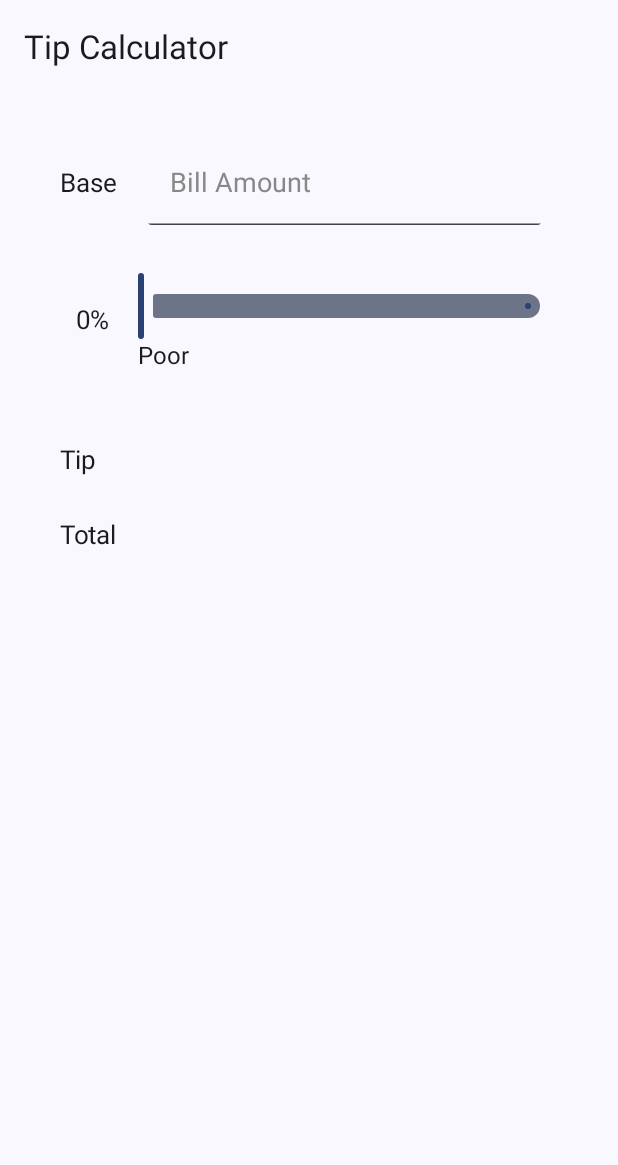
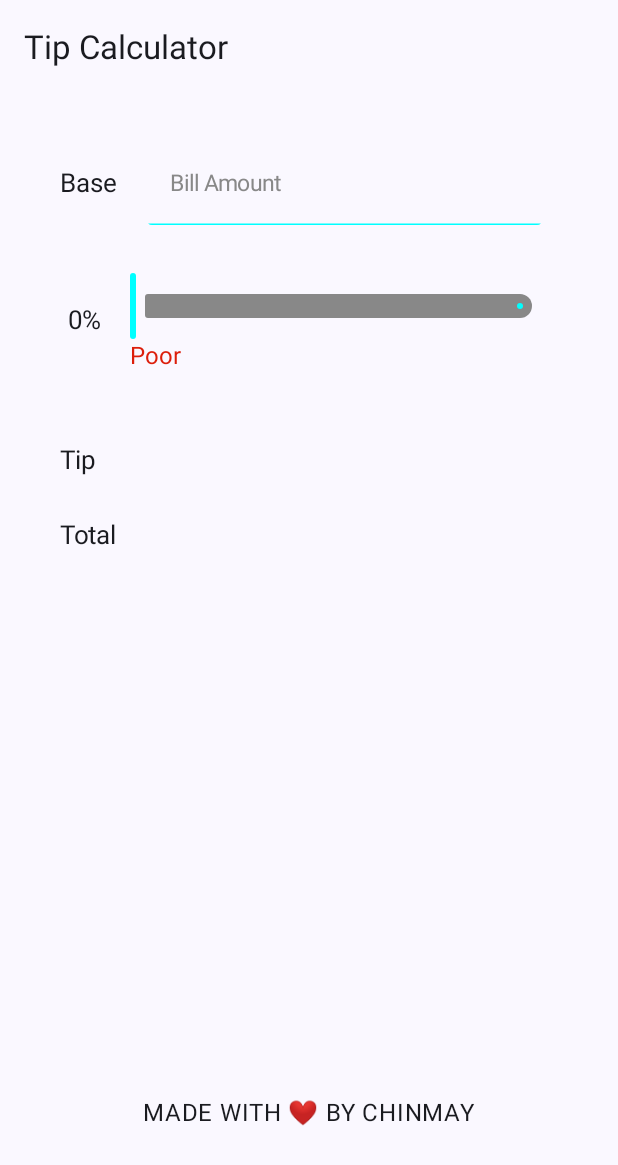
Before and after one commit to ChinmayMangela/Tipper, an Android app built with Jetpack Compose: the screen it shows after launch (MainActivity), on a phone screen of 412 x 824 dp. Shown: the top 1165 px of the screen. Run offline under Robolectric (Android 15) with nearby library versions, the phone set to English and light mode, and no system bars.

Commit message:
Added dynamic coloring to the tip description text that changes color of text based on the current value of slider and also Creates a text element at the bottom of screen that, when clicked, navigates the user to my LinkedIn profile.

```diff
--- a/app/src/main/java/com/example/tipper/MainActivity.kt
+++ b/app/src/main/java/com/example/tipper/MainActivity.kt
@@ -1,10 +1,14 @@
 package com.example.tipper
 
+import android.content.Intent
+import android.net.Uri
 import android.os.Bundle
 import androidx.activity.ComponentActivity
 import androidx.activity.compose.setContent
 import androidx.activity.enableEdgeToEdge
+import androidx.compose.foundation.clickable
 import androidx.compose.foundation.layout.Arrangement
+import androidx.compose.foundation.layout.Box
 import androidx.compose.foundation.layout.Column
 import androidx.compose.foundation.layout.PaddingValues
 import androidx.compose.foundation.layout.Row
@@ -19,6 +23,7 @@ import androidx.compose.foundation.text.KeyboardOptions
 import androidx.compose.material3.ExperimentalMaterial3Api
 import androidx.compose.material3.Scaffold
 import androidx.compose.material3.Slider
+import androidx.compose.material3.SliderDefaults
 import androidx.compose.material3.Text
 import androidx.compose.material3.TextField
 import androidx.compose.material3.TextFieldDefaults
@@ -32,6 +37,7 @@ import androidx.compose.runtime.setValue
 import androidx.compose.ui.Alignment
 import androidx.compose.ui.Modifier
 import androidx.compose.ui.graphics.Color
+import androidx.compose.ui.platform.LocalContext
 import androidx.compose.ui.text.TextStyle
 import androidx.compose.ui.text.input.KeyboardType
 import androidx.compose.ui.unit.dp
@@ -72,7 +78,7 @@ fun Body(paddingValues: PaddingValues) {
     var tipValue by remember { mutableStateOf("") }
     var totalValue by remember { mutableStateOf("") }
     fun updateCalculations() {
-        if(baseValue.isNotBlank()) {
+        if (baseValue.isNotBlank()) {
             tipValue = calculateTip(baseValue, sliderPosition)
             totalValue = (baseValue.toFloat() + tipValue.toFloat()).toString()
         } else {
@@ -80,8 +86,12 @@ fun Body(paddingValues: PaddingValues) {
             totalValue = "0.0"
         }
     }
+    Box(
+        modifier = Modifier.fillMaxSize(),
+        contentAlignment = Alignment.BottomCenter
+    ) {
         Column(
-        horizontalAlignment = Alignment.End,
+            horizontalAlignment = Alignment.CenterHorizontally,
             modifier = Modifier
                 .padding(paddingValues)
                 .padding(
@@ -106,6 +116,8 @@ fun Body(paddingValues: PaddingValues) {
             TipComponent(tipValue)
             Spacer(Modifier.height(30.dp))
             TotalValueComponent(totalValue)
+        }
+        OpenLinkedInProfile()
     }
 }
 
@@ -133,17 +145,25 @@ fun BaseValueComponent(baseValue: String, onValueChange: (String) -> Unit) {
         TextComponent("Base")
         SpacerComponent()
         TextField(
+
             singleLine = true,
             value = baseValue, onValueChange = onValueChange,
             keyboardOptions = KeyboardOptions(keyboardType = KeyboardType.Number),
             colors = TextFieldDefaults.colors(
+                focusedIndicatorColor = Color.Cyan,
+                unfocusedIndicatorColor = Color.Cyan,
+                cursorColor = Color.Cyan,
                 focusedContainerColor = Color.Transparent,
                 unfocusedContainerColor = Color.Transparent
             ),
-            label = { Text("Bill Amount", style = TextStyle(
+            label = {
+                Text(
+                    "Bill Amount", style = TextStyle(
                         color = Color.Gray,
-                fontSize = 18.sp
-            ) )},
+                        fontSize = 15.sp
+                    )
+                )
+            },
             shape = RoundedCornerShape(4.dp)
         )
     }
@@ -154,27 +174,34 @@ fun SliderComponent(sliderPosition: Float, onValueChange: (Float) -> Unit) {
     Row(
         verticalAlignment = Alignment.CenterVertically
     ) {
-        var tipTag by remember { mutableStateOf(TipTag.Poor) }
+        var tipDescription by remember { mutableStateOf(TipDescription.Poor) }
+        var tipDescriptionColor by remember { mutableStateOf(Color(0xFFDC1E0B)) }
         TextComponent("${sliderPosition.toInt()}%")
         SpacerComponent()
         Column(
             verticalArrangement = Arrangement.Center
         ) {
             Slider(
+                colors = SliderDefaults.colors(
+                    activeTrackColor = Color.Cyan,
+                    activeTickColor = Color.Cyan,
+                    inactiveTickColor = Color.Cyan,
+                    inactiveTrackColor = Color.Gray,
+                    thumbColor = Color.Cyan
+                ),
                 modifier = Modifier.width(270.dp),
                 value = sliderPosition,
                 onValueChange = onValueChange,
                 valueRange = 0f..30f
             )
-            tipTag = when (sliderPosition.toInt()) {
-                in 0..10 -> TipTag.Poor
-                in 10..15 -> TipTag.Average
-                in 15..25 -> TipTag.Good
-                else -> TipTag.Amazing
-            }
+            tipDescription = upgradeTipDescription(sliderPosition)
+            tipDescriptionColor = updateColor(tipDescription)
+
+
             Text(
-                tipTag.toString(), style = TextStyle(
-                    fontSize = 16.sp
+                tipDescription.toString(), style = TextStyle(
+                    fontSize = 16.sp,
+                    color = tipDescriptionColor
                 )
             )
         }
@@ -202,11 +229,42 @@ fun TotalValueComponent(totalValue: String) {
 
 }
 
-enum class TipTag {
+@Composable
+fun OpenLinkedInProfile() {
+    val context = LocalContext.current
+    val linkedInUrl = "https://www.linkedin.com/in/chinmaymangela/"
+    Text(
+        ("Made With ❤\uFE0F By Chinmay").uppercase(),
+        modifier = Modifier.padding(bottom = 70.dp).clickable {
+            val intent = Intent(Intent.ACTION_VIEW, Uri.parse(linkedInUrl))
+            context.startActivity(intent)
+        }
+    )
+}
+
+enum class TipDescription {
     Poor,
-    Average,
+    Acceptable,
     Good,
     Amazing
+}
+
+fun upgradeTipDescription(sliderPosition: Float): TipDescription {
+    return when (sliderPosition.toInt()) {
+        in 0..9 -> TipDescription.Poor
+        in 10..14 -> TipDescription.Acceptable
+        in 14..24 -> TipDescription.Good
+        else -> TipDescription.Amazing
+    }
+}
+
+fun updateColor(tipTag: TipDescription): Color {
+    return when (tipTag) {
+        TipDescription.Poor -> Color(0xFFDC1E0B)
+        TipDescription.Acceptable -> Color(0xFFDCA10B)
+        TipDescription.Good -> Color(0xFFABF346)
+        TipDescription.Amazing -> Color(0xFF35BA01)
+    }
 }
 
 fun calculateTip(baseValue: String, sliderPosition: Float): String {
```
Lines whose indentation alone changed are shown as unchanged.
